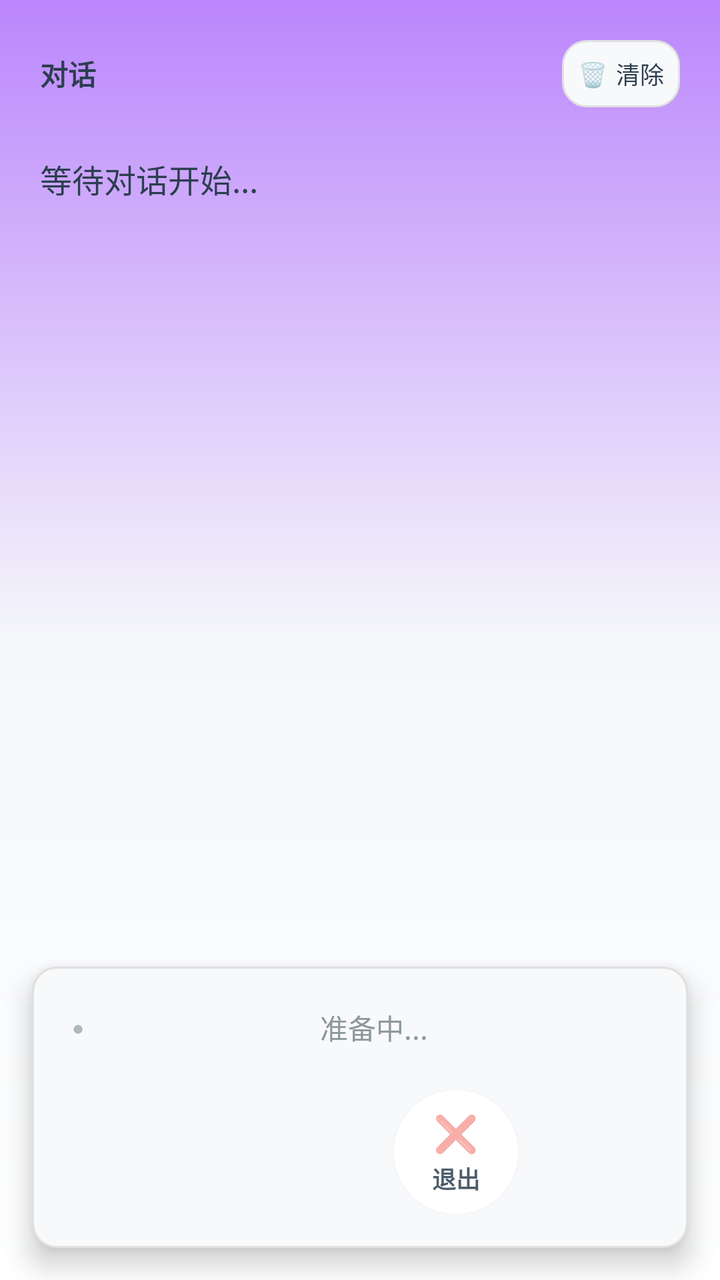
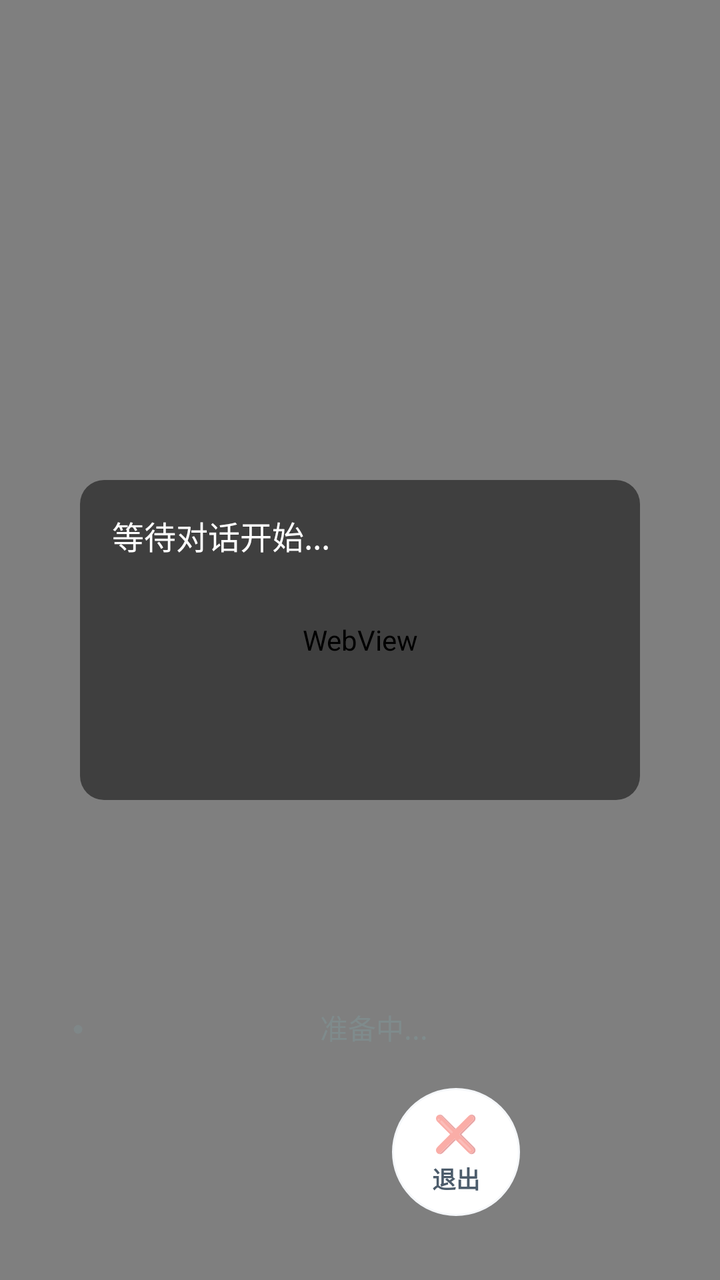

Compare the two renders of this Android layout. The source of the first and the diff that turns it into the second are given below.
<!-- AndroidManifest.xml: fallback theme Theme.MaterialComponents.DayNight.NoActionBar -->
<!-- res/layout/activity_voice_chat.xml -->
<?xml version="1.0" encoding="utf-8"?>
<RelativeLayout xmlns:android="http://schemas.android.com/apk/res/android"
    xmlns:tools="http://schemas.android.com/tools"
    android:id="@+id/rl_root"
    android:layout_width="match_parent"
    android:layout_height="match_parent"
    android:background="@drawable/bg_chat_gradient">

    
    <LinearLayout
        android:id="@+id/main_content"
        android:layout_width="match_parent"
        android:layout_height="match_parent"
        android:layout_above="@id/bottom_controls"
        android:orientation="vertical"
        android:padding="20dp">

        
        <FrameLayout
            android:id="@+id/live2d_container"
            android:layout_width="match_parent"
            android:layout_height="260dp"
            android:layout_marginBottom="12dp"
            android:background="@drawable/rounded_edittext"
            android:clipChildren="true"
            android:clipToPadding="true"
            android:padding="8dp"
            android:visibility="gone">

            <WebView
                android:id="@+id/live2d_webview"
                android:layout_width="match_parent"
                android:layout_height="match_parent"
                android:background="@android:color/transparent" />

        </FrameLayout>

        
        <LinearLayout
            android:layout_width="match_parent"
            android:layout_height="0dp"
            android:layout_weight="1"
            android:layout_marginBottom="8dp"
            android:background="@android:color/transparent"
            android:orientation="vertical"
            android:padding="0dp">

            
            <LinearLayout
                android:layout_width="match_parent"
                android:layout_height="wrap_content"
                android:layout_marginBottom="12dp"
                android:gravity="center_vertical"
                android:orientation="horizontal">

                <TextView
                    android:layout_width="0dp"
                    android:layout_height="wrap_content"
                    android:layout_weight="1"
                    android:text="对话"
                    android:textColor="@color/text_primary"
                    android:textSize="14sp"
                    android:textStyle="bold" />

                
                <LinearLayout
                    android:id="@+id/btn_clear_logs"
                    android:layout_width="wrap_content"
                    android:layout_height="wrap_content"
                    android:background="@drawable/rounded_edittext"
                    android:clickable="true"
                    android:focusable="true"
                    android:gravity="center"
                    android:orientation="horizontal"
                    android:padding="8dp">

                    <TextView
                        android:layout_width="wrap_content"
                        android:layout_height="wrap_content"
                        android:text="🗑️"
                        android:textSize="12sp"
                        android:layout_marginEnd="4dp" />

                    <TextView
                        android:layout_width="wrap_content"
                        android:layout_height="wrap_content"
                        android:text="清除"
                        android:textColor="@color/text_primary"
                        android:textSize="12sp" />

                </LinearLayout>

            </LinearLayout>

            
            <ScrollView
                android:id="@+id/scroll_logs"
                android:layout_width="match_parent"
                android:layout_height="0dp"
                android:layout_weight="1"
                android:background="@android:color/transparent"
                android:paddingTop="12dp"
                android:paddingBottom="12dp"
                android:scrollbars="vertical"
                android:fadeScrollbars="false">

                <TextView
                    android:id="@+id/tv_logs"
                    android:layout_width="match_parent"
                    android:layout_height="wrap_content"
                    android:lineSpacingExtra="8dp"
                    android:text="等待对话开始..."
                    android:textColor="@color/text_primary"
                    android:textSize="16sp"
                    android:textIsSelectable="true"
                    android:gravity="top" />

            </ScrollView>

            
            <LinearLayout
                android:id="@+id/music_player_container"
                android:layout_width="match_parent"
                android:layout_height="wrap_content"
                android:layout_marginTop="12dp"
                android:background="@drawable/rounded_edittext"
                android:elevation="4dp"
                android:orientation="vertical"
                android:padding="16dp"
                android:visibility="gone">

                
                <LinearLayout
                    android:layout_width="match_parent"
                    android:layout_height="wrap_content"
                    android:layout_marginBottom="12dp"
                    android:gravity="center_vertical"
                    android:orientation="horizontal">

                    <TextView
                        android:layout_width="0dp"
                        android:layout_height="wrap_content"
                        android:layout_weight="1"
                        android:text="🎵 音乐播放"
                        android:textColor="@color/text_primary"
                        android:textSize="16sp"
                        android:textStyle="bold" />

                    
                    <LinearLayout
                        android:id="@+id/btn_stop_music"
                        android:layout_width="wrap_content"
                        android:layout_height="wrap_content"
                        android:background="@drawable/rounded_button"
                        android:clickable="true"
                        android:focusable="true"
                        android:gravity="center"
                        android:orientation="horizontal"
                        android:padding="8dp">

                        <TextView
                            android:layout_width="wrap_content"
                            android:layout_height="wrap_content"
                            android:text="⏹️"
                            android:textSize="12sp"
                            android:layout_marginEnd="4dp" />

                        <TextView
                            android:layout_width="wrap_content"
                            android:layout_height="wrap_content"
                            android:text="停止"
                            android:textColor="@color/background_light"
                            android:textSize="12sp" />

                    </LinearLayout>

                </LinearLayout>

                
                <TextView
                    android:id="@+id/tv_music_info"
                    android:layout_width="match_parent"
                    android:layout_height="wrap_content"
                    android:layout_marginBottom="12dp"
                    android:text="暂无音乐播放"
                    android:textColor="@color/text_secondary"
                    android:textSize="14sp" />

                
                <ProgressBar
                    android:id="@+id/progress_music"
                    style="?android:attr/progressBarStyleHorizontal"
                    android:layout_width="match_parent"
                    android:layout_height="4dp"
                    android:layout_marginBottom="8dp"
                    android:indeterminate="false"
                    android:visibility="gone" />

            </LinearLayout>

        </LinearLayout>

    </LinearLayout>

    
    <LinearLayout
        android:id="@+id/bottom_controls"
        android:layout_width="match_parent"
        android:layout_height="wrap_content"
        android:layout_alignParentBottom="true"
        android:elevation="8dp"
        android:layout_margin="16dp"
        android:background="@drawable/rounded_edittext"
        android:orientation="vertical"
        android:padding="16dp">

        
        <LinearLayout
            android:layout_width="match_parent"
            android:layout_height="wrap_content"
            android:layout_marginBottom="16dp"
            android:background="@android:color/transparent"
            android:gravity="center"
            android:orientation="horizontal"
            android:padding="4dp">

            <TextView
                android:id="@+id/tv_state_icon"
                android:layout_width="wrap_content"
                android:layout_height="wrap_content"
                android:layout_marginEnd="8dp"
                android:text="●"
                android:textSize="10sp"
                android:textColor="@color/text_secondary"
                android:alpha="0.6" />

            <TextView
                android:id="@+id/tv_state"
                android:layout_width="0dp"
                android:layout_height="wrap_content"
                android:layout_weight="1"
                android:text="准备中..."
                android:textColor="@color/text_secondary"
                android:textSize="14sp"
                android:alpha="0.9"
                android:gravity="center" />

        </LinearLayout>

        
        <LinearLayout
            android:layout_width="match_parent"
            android:layout_height="wrap_content"
            android:gravity="center"
            android:orientation="horizontal">

            
            <LinearLayout
                android:id="@+id/btn_interrupt"
                android:layout_width="64dp"
                android:layout_height="64dp"
                android:layout_marginEnd="16dp"
                android:background="@drawable/rounded_button_red"
                android:clickable="true"
                android:focusable="true"
                android:gravity="center"
                android:orientation="vertical"
                android:visibility="invisible">

                <TextView
                    android:layout_width="wrap_content"
                    android:layout_height="wrap_content"
                    android:text="🎤"
                    android:textSize="18sp" />

                <TextView
                    android:id="@+id/tv_interrupt_text"
                    android:layout_width="wrap_content"
                    android:layout_height="wrap_content"
                    android:layout_marginTop="2dp"
                    android:text="打断"
                    android:textColor="@color/black"
                    android:textSize="12sp"
                    android:textStyle="bold" />

            </LinearLayout>

            
            <LinearLayout
                android:id="@+id/btn_exit"
                android:layout_width="64dp"
                android:layout_height="64dp"
                android:layout_marginStart="16dp"
                android:background="@drawable/rounded_circle_soft"
                android:clickable="true"
                android:focusable="true"
                android:gravity="center"
                android:orientation="vertical">

                <TextView
                    android:layout_width="wrap_content"
                    android:layout_height="wrap_content"
                    android:text="❌"
                    android:textSize="18sp"
                    android:alpha="0.8" />

                <TextView
                    android:layout_width="wrap_content"
                    android:layout_height="wrap_content"
                    android:layout_marginTop="2dp"
                    android:text="退出"
                    android:textColor="@color/text_primary"
                    android:textSize="12sp"
                    android:textStyle="bold"
                    android:alpha="0.85" />

            </LinearLayout>

        </LinearLayout>

    </LinearLayout>

    
    <FrameLayout
        android:id="@+id/video_container"
        android:layout_width="160dp"
        android:layout_height="120dp"
        android:layout_alignParentTop="true"
        android:layout_alignParentEnd="true"
        android:layout_margin="16dp"
        
        android:background="@drawable/bg_pip_window"
        android:outlineProvider="background"
        android:clipToOutline="true"
        android:clipChildren="true"
        android:clipToPadding="true"
        android:padding="2dp"
        android:elevation="20dp"
        android:visibility="gone" />

</RelativeLayout>
<!-- resources referenced by this layout -->
<resources>
  <color name="background_light">#F5F7FA</color>
  <color name="black">#FF000000</color>
  <color name="text_primary">#2C3E50</color>
  <color name="text_secondary">#7F8C8D</color>
  <!-- drawable bg_chat_gradient (drawable) -->
  <?xml version="1.0" encoding="utf-8"?>
  <shape xmlns:android="http://schemas.android.com/apk/res/android">
      <gradient
          android:angle="270"
          android:startColor="@color/purple_200"
          android:centerColor="@color/background_light"
          android:endColor="@color/white" />
  </shape>
  <!-- drawable bg_pip_window (drawable) -->
  <?xml version="1.0" encoding="utf-8"?>
  <shape xmlns:android="http://schemas.android.com/apk/res/android"
      android:shape="rectangle">
  
      <solid android:color="@color/card_background" />
  
      <stroke
          android:width="1dp"
          android:color="@color/background_light" />
  
      <corners android:radius="18dp" />
  </shape>
  <!-- drawable rounded_button (drawable) -->
  <?xml version="1.0" encoding="utf-8"?>
  <selector xmlns:android="http://schemas.android.com/apk/res/android">
      <item android:state_pressed="true">
          <shape android:shape="rectangle">
              <solid android:color="#2ECC71" />
              <corners android:radius="28dp" />
          </shape>
      </item>
      <item>
          <shape android:shape="rectangle">
              <solid android:color="#27AE60" />
              <corners android:radius="28dp" />
          </shape>
      </item>
  </selector>
  <!-- drawable rounded_button_red (drawable) -->
  <?xml version="1.0" encoding="utf-8"?>
  <selector xmlns:android="http://schemas.android.com/apk/res/android">
      <item android:state_pressed="true">
          <shape android:shape="rectangle">
              <solid android:color="#C0392B" />
              <corners android:radius="28dp" />
          </shape>
      </item>
      <item>
          <shape android:shape="rectangle">
              <solid android:color="#E74C3C" />
              <corners android:radius="28dp" />
          </shape>
      </item>
  </selector>
  <!-- drawable rounded_circle_soft (drawable) -->
  <?xml version="1.0" encoding="utf-8"?>
  <selector xmlns:android="http://schemas.android.com/apk/res/android">
      <item android:state_pressed="true">
          <shape android:shape="rectangle">
              <solid android:color="@color/background_light" />
              <stroke
                  android:width="1dp"
                  android:color="@color/background_light" />
              <corners android:radius="999dp" />
          </shape>
      </item>
  
      <item>
          <shape android:shape="rectangle">
              <solid android:color="@color/card_background" />
              <stroke
                  android:width="1dp"
                  android:color="@color/background_light" />
              <corners android:radius="999dp" />
          </shape>
      </item>
  </selector>
  <!-- drawable rounded_edittext (drawable) -->
  <?xml version="1.0" encoding="utf-8"?>
  <shape xmlns:android="http://schemas.android.com/apk/res/android"
      android:shape="rectangle">
      <solid android:color="#F8F9FA" />
      <stroke
          android:width="1dp"
          android:color="#E0E0E0" />
      <corners android:radius="12dp" />
  </shape>
  <color name="purple_200">#FFBB86FC</color>
  <color name="white">#FFFFFFFF</color>
  <color name="card_background">#FFFFFF</color>
</resources>

<!-- the commit's change to res/layout/activity_voice_chat.xml (unified diff, before → after) -->
@@ -3,117 +3,65 @@
     xmlns:tools="http://schemas.android.com/tools"
     android:id="@+id/rl_root"
     android:layout_width="match_parent"
-    android:layout_height="match_parent"
-    android:background="@drawable/bg_chat_gradient">
-
+    android:layout_height="match_parent">
     
-    <LinearLayout
+
+    
+    <RelativeLayout
         android:id="@+id/main_content"
         android:layout_width="match_parent"
         android:layout_height="match_parent"
-        android:layout_above="@id/bottom_controls"
-        android:orientation="vertical"
-        android:padding="20dp">
+        >
 
         
         <FrameLayout
             android:id="@+id/live2d_container"
             android:layout_width="match_parent"
-            android:layout_height="260dp"
-            android:layout_marginBottom="12dp"
-            android:background="@drawable/rounded_edittext"
+            android:layout_height="match_parent"
+            android:background="@android:color/transparent"
             android:clipChildren="true"
             android:clipToPadding="true"
-            android:padding="8dp"
-            android:visibility="gone">
+            android:visibility="visible">
 
             <WebView
                 android:id="@+id/live2d_webview"
                 android:layout_width="match_parent"
-                android:layout_height="match_parent"
-                android:background="@android:color/transparent" />
+                android:layout_height="match_parent"/>
 
         </FrameLayout>
 
         
         <LinearLayout
-            android:layout_width="match_parent"
-            android:layout_height="0dp"
-            android:layout_weight="1"
-            android:layout_marginBottom="8dp"
+            android:id="@+id/dialog_container"
+            android:layout_width="280dp"
+            android:layout_height="wrap_content"
+            android:layout_centerHorizontal="true"
+            android:layout_centerVertical="true"
+            android:layout_marginTop="-32dp"
             android:background="@android:color/transparent"
-            android:orientation="vertical"
-            android:padding="0dp">
-
-            
-            <LinearLayout
-                android:layout_width="match_parent"
-                android:layout_height="wrap_content"
-                android:layout_marginBottom="12dp"
-                android:gravity="center_vertical"
-                android:orientation="horizontal">
-
-                <TextView
-                    android:layout_width="0dp"
-                    android:layout_height="wrap_content"
-                    android:layout_weight="1"
-                    android:text="对话"
-                    android:textColor="@color/text_primary"
-                    android:textSize="14sp"
-                    android:textStyle="bold" />
-
-                
-                <LinearLayout
-                    android:id="@+id/btn_clear_logs"
-                    android:layout_width="wrap_content"
-                    android:layout_height="wrap_content"
-                    android:background="@drawable/rounded_edittext"
-                    android:clickable="true"
-                    android:focusable="true"
-                    android:gravity="center"
-                    android:orientation="horizontal"
-                    android:padding="8dp">
-
-                    <TextView
-                        android:layout_width="wrap_content"
-                        android:layout_height="wrap_content"
-                        android:text="🗑️"
-                        android:textSize="12sp"
-                        android:layout_marginEnd="4dp" />
-
-                    <TextView
-                        android:layout_width="wrap_content"
-                        android:layout_height="wrap_content"
-                        android:text="清除"
-                        android:textColor="@color/text_primary"
-                        android:textSize="12sp" />
-
-                </LinearLayout>
-
-            </LinearLayout>
+            android:orientation="vertical">
+
 
             
             <ScrollView
                 android:id="@+id/scroll_logs"
                 android:layout_width="match_parent"
-                android:layout_height="0dp"
-                android:layout_weight="1"
-                android:background="@android:color/transparent"
-                android:paddingTop="12dp"
-                android:paddingBottom="12dp"
+                android:layout_height="160dp"
+                android:background="@drawable/bg_dialog_overlay"
+                android:padding="16dp"
                 android:scrollbars="vertical"
                 android:fadeScrollbars="false">
 
                 <TextView
                     android:id="@+id/tv_logs"
-                    android:layout_width="match_parent"
+                    android:layout_width="wrap_content"
                     android:layout_height="wrap_content"
                     android:lineSpacingExtra="8dp"
                     android:text="等待对话开始..."
-                    android:textColor="@color/text_primary"
+                    android:textColor="@android:color/white"
                     android:textSize="16sp"
                     android:textIsSelectable="true"
-                    android:gravity="top" />
+                    android:gravity="center" />
 
             </ScrollView>
 
@@ -200,125 +148,124 @@
 
         </LinearLayout>
 
-    </LinearLayout>
-
-    
-    <LinearLayout
-        android:id="@+id/bottom_controls"
-        android:layout_width="match_parent"
-        android:layout_height="wrap_content"
-        android:layout_alignParentBottom="true"
-        android:elevation="8dp"
-        android:layout_margin="16dp"
-        android:background="@drawable/rounded_edittext"
-        android:orientation="vertical"
-        android:padding="16dp">
-
         
         <LinearLayout
+            android:id="@+id/bottom_controls"
             android:layout_width="match_parent"
             android:layout_height="wrap_content"
-            android:layout_marginBottom="16dp"
+            android:layout_alignParentBottom="true"
+            android:layout_margin="16dp"
             android:background="@android:color/transparent"
-            android:gravity="center"
-            android:orientation="horizontal"
-            android:padding="4dp">
-
-            <TextView
-                android:id="@+id/tv_state_icon"
-                android:layout_width="wrap_content"
+            android:orientation="vertical"
+            android:padding="16dp">
+
+            
+            <LinearLayout
+                android:layout_width="match_parent"
                 android:layout_height="wrap_content"
-                android:layout_marginEnd="8dp"
-                android:text="●"
-                android:textSize="10sp"
-                android:textColor="@color/text_secondary"
-                android:alpha="0.6" />
-
-            <TextView
-                android:id="@+id/tv_state"
-                android:layout_width="0dp"
+                android:layout_marginBottom="16dp"
+                android:background="@android:color/transparent"
+                android:gravity="center"
+                android:orientation="horizontal"
+                android:padding="4dp">
+
+                <TextView
+                    android:id="@+id/tv_state_icon"
+                    android:layout_width="wrap_content"
+                    android:layout_height="wrap_content"
+                    android:layout_marginEnd="8dp"
+                    android:text="●"
+                    android:textSize="10sp"
+                    android:textColor="@color/text_secondary"
+                    android:alpha="0.6" />
+
+                <TextView
+                    android:id="@+id/tv_state"
+                    android:layout_width="0dp"
+                    android:layout_height="wrap_content"
+                    android:layout_weight="1"
+                    android:text="准备中..."
+                    android:textColor="@color/text_secondary"
+                    android:textSize="14sp"
+                    android:alpha="0.9"
+                    android:gravity="center" />
+
+            </LinearLayout>
+
+            
+            <LinearLayout
+                android:layout_width="match_parent"
                 android:layout_height="wrap_content"
-                android:layout_weight="1"
-                android:text="准备中..."
-                android:textColor="@color/text_secondary"
-                android:textSize="14sp"
-                android:alpha="0.9"
-                android:gravity="center" />
+                android:gravity="center"
+                android:orientation="horizontal">
+
+                
+                <LinearLayout
+                    android:id="@+id/btn_interrupt"
+                    android:layout_width="64dp"
+                    android:layout_height="64dp"
+                    android:layout_marginEnd="16dp"
+                    android:background="@drawable/rounded_button_red"
+                    android:clickable="true"
+                    android:focusable="true"
+                    android:gravity="center"
+                    android:orientation="vertical"
+                    android:visibility="invisible">
+
+                    <TextView
+                        android:layout_width="wrap_content"
+                        android:layout_height="wrap_content"
+                        android:text="🎤"
+                        android:textSize="18sp" />
+
+                    <TextView
+                        android:id="@+id/tv_interrupt_text"
+                        android:layout_width="wrap_content"
+                        android:layout_height="wrap_content"
+                        android:layout_marginTop="2dp"
+                        android:text="打断"
+                        android:textColor="@color/black"
+                        android:textSize="12sp"
+                        android:textStyle="bold" />
+
+                </LinearLayout>
+
+                
+                <LinearLayout
+                    android:id="@+id/btn_exit"
+                    android:layout_width="64dp"
+                    android:layout_height="64dp"
+                    android:layout_marginStart="16dp"
+                    android:background="@drawable/rounded_circle_soft"
+                    android:clickable="true"
+                    android:focusable="true"
+                    android:gravity="center"
+                    android:orientation="vertical">
+
+                    <TextView
+                        android:layout_width="wrap_content"
+                        android:layout_height="wrap_content"
+                        android:text="❌"
+                        android:textSize="18sp"
+                        android:alpha="0.8" />
+
+                    <TextView
+                        android:layout_width="wrap_content"
+                        android:layout_height="wrap_content"
+                        android:layout_marginTop="2dp"
+                        android:text="退出"
+                        android:textColor="@color/text_primary"
+                        android:textSize="12sp"
+                        android:textStyle="bold"
+                        android:alpha="0.85" />
+
+                </LinearLayout>
+
+            </LinearLayout>
 
         </LinearLayout>
 
-        
-        <LinearLayout
-            android:layout_width="match_parent"
-            android:layout_height="wrap_content"
-            android:gravity="center"
-            android:orientation="horizontal">
-
-            
-            <LinearLayout
-                android:id="@+id/btn_interrupt"
-                android:layout_width="64dp"
-                android:layout_height="64dp"
-                android:layout_marginEnd="16dp"
-                android:background="@drawable/rounded_button_red"
-                android:clickable="true"
-                android:focusable="true"
-                android:gravity="center"
-                android:orientation="vertical"
-                android:visibility="invisible">
-
-                <TextView
-                    android:layout_width="wrap_content"
-                    android:layout_height="wrap_content"
-                    android:text="🎤"
-                    android:textSize="18sp" />
-
-                <TextView
-                    android:id="@+id/tv_interrupt_text"
-                    android:layout_width="wrap_content"
-                    android:layout_height="wrap_content"
-                    android:layout_marginTop="2dp"
-                    android:text="打断"
-                    android:textColor="@color/black"
-                    android:textSize="12sp"
-                    android:textStyle="bold" />
-
-            </LinearLayout>
-
-            
-            <LinearLayout
-                android:id="@+id/btn_exit"
-                android:layout_width="64dp"
-                android:layout_height="64dp"
-                android:layout_marginStart="16dp"
-                android:background="@drawable/rounded_circle_soft"
-                android:clickable="true"
-                android:focusable="true"
-                android:gravity="center"
-                android:orientation="vertical">
-
-                <TextView
-                    android:layout_width="wrap_content"
-                    android:layout_height="wrap_content"
-                    android:text="❌"
-                    android:textSize="18sp"
-                    android:alpha="0.8" />
-
-                <TextView
-                    android:layout_width="wrap_content"
-                    android:layout_height="wrap_content"
-                    android:layout_marginTop="2dp"
-                    android:text="退出"
-                    android:textColor="@color/text_primary"
-                    android:textSize="12sp"
-                    android:textStyle="bold"
-                    android:alpha="0.85" />
-
-            </LinearLayout>
-
-        </LinearLayout>
-
-    </LinearLayout>
+    </RelativeLayout>
 
     
     <FrameLayout
<!-- resource entries referenced after the edit -->
@@ -4,14 +4,11 @@
   <color name="black">#FF000000</color>
   <color name="text_primary">#2C3E50</color>
   <color name="text_secondary">#7F8C8D</color>
-  <!-- drawable bg_chat_gradient (drawable) -->
+  <!-- drawable bg_dialog_overlay (drawable) -->
   <?xml version="1.0" encoding="utf-8"?>
-  <shape xmlns:android="http://schemas.android.com/apk/res/android">
-      <gradient
-          android:angle="270"
-          android:startColor="@color/purple_200"
-          android:centerColor="@color/background_light"
-          android:endColor="@color/white" />
+  <shape xmlns:android="http://schemas.android.com/apk/res/android" android:shape="rectangle">
+      <solid android:color="#80000000" />
+      <corners android:radius="12dp" />
   </shape>
   <!-- drawable bg_pip_window (drawable) -->
   <?xml version="1.0" encoding="utf-8"?>
@@ -91,8 +88,6 @@
           android:color="#E0E0E0" />
       <corners android:radius="12dp" />
   </shape>
-  <color name="purple_200">#FFBB86FC</color>
-  <color name="white">#FFFFFFFF</color>
   <color name="card_background">#FFFFFF</color>
 </resources>
 
